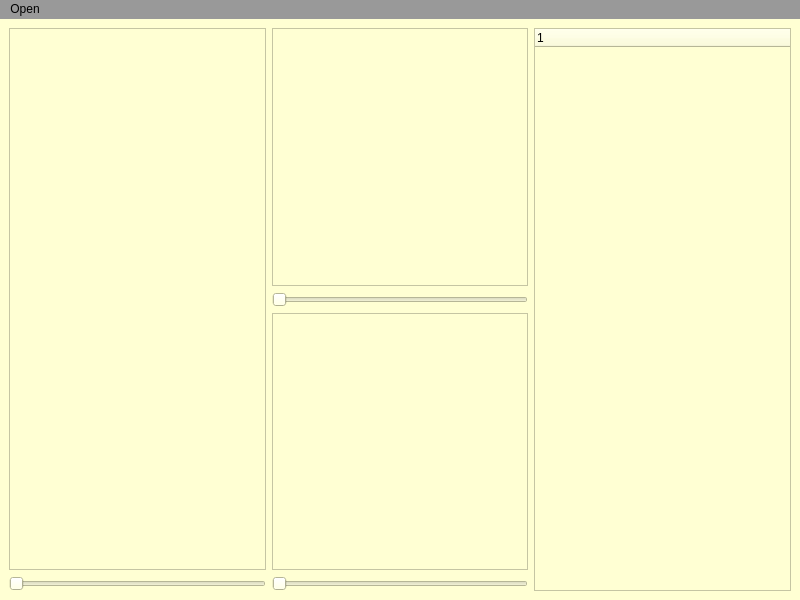
DarenskyRoman/DICOMViewer, file silly.ui: the form before one commit.
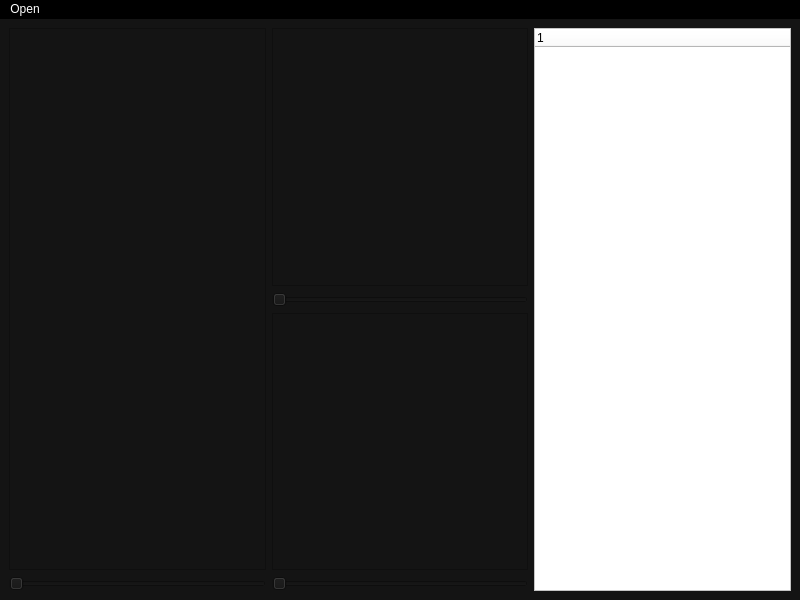
The form after the commit.

```diff
--- a/silly.ui
+++ b/silly.ui
@@ -20,12 +20,12 @@
    <string>DicomViewer</string>
   </property>
   <property name="styleSheet">
-   <string notr="true">background-color: rgb(153, 153, 153);
-color: rgb(0, 0, 0);</string>
+   <string notr="true">background-color: rgb(0, 0, 0);
+color: rgb(255, 255, 255);</string>
   </property>
   <widget class="QWidget" name="centralwidget">
    <property name="styleSheet">
-    <string notr="true">background-color: rgb(255, 255, 211);</string>
+    <string notr="true">background-color: rgb(20, 20, 20);</string>
    </property>
    <layout class="QGridLayout" name="gridLayout">
     <item row="1" column="1">
@@ -74,11 +74,10 @@
      <layout class="QVBoxLayout" name="verticalLayout">
       <item>
        <widget class="QTreeWidget" name="treeWidget">
-        <column>
-         <property name="text">
-          <string notr="true">1</string>
-         </property>
-        </column>
+        <property name="styleSheet">
+         <string notr="true">background-color: rgb(255, 255, 255);
+color: rgb(0, 0, 0);</string>
+        </property>
        </widget>
       </item>
      </layout>
```
